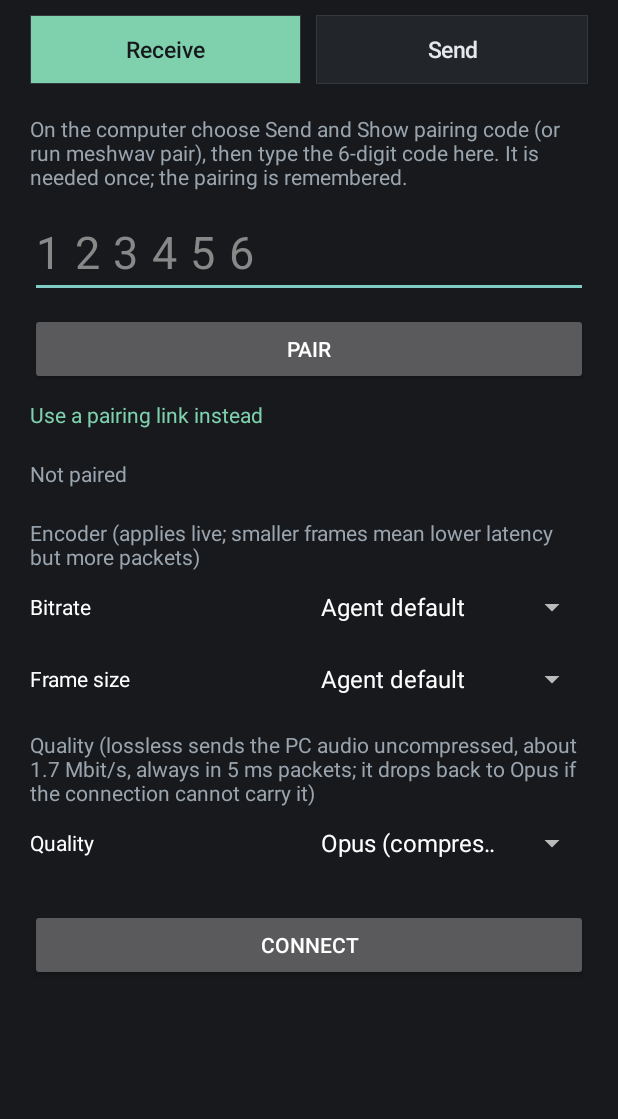
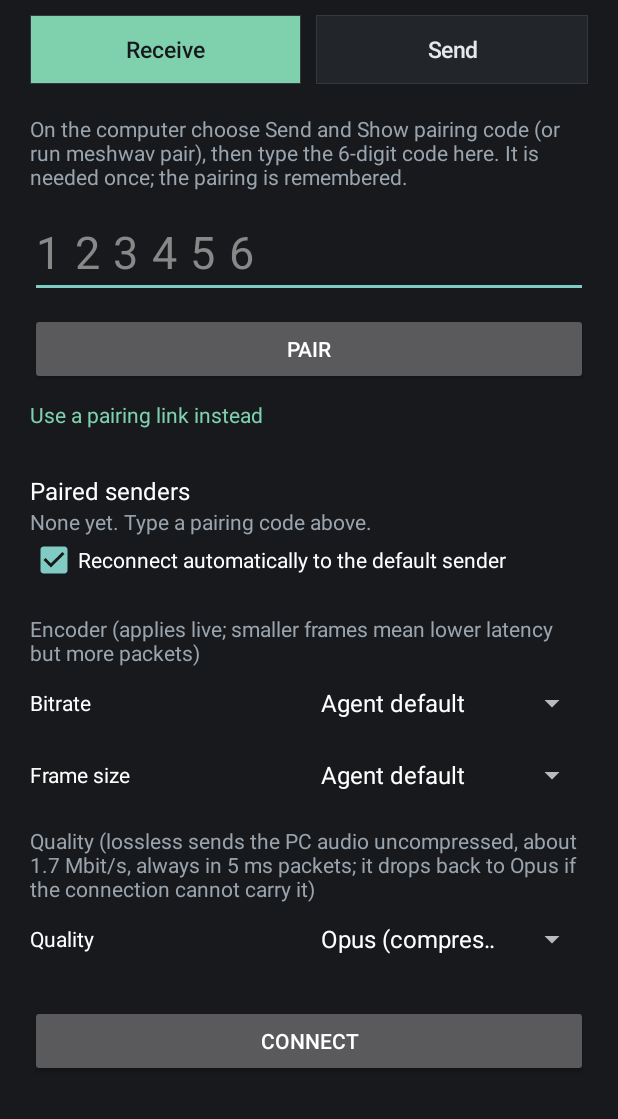
Before and after one commit to tech-house-blr/meshwav, an Android app: the screen it shows after launch (MainActivity), on a phone screen of 412 x 824 dp, the part 117-1236 px from its top. Run offline under Robolectric (Android 15) with nearby library versions, the phone set to English and light mode, and no system bars.

Commit message:
feat(android): several paired senders, default sender, reconnect-automatically setting

```diff
--- a/apps/android/app/build.gradle.kts
+++ b/apps/android/app/build.gradle.kts
@@ -10,8 +10,8 @@ android {
         applicationId = "com.techhouseblr.meshwav"
         minSdk = 28 // ChaCha20-Poly1305 in javax.crypto
         targetSdk = 34
-        versionCode = 9
-        versionName = "0.7.0"
+        versionCode = 10
+        versionName = "0.7.1"
     }
     buildTypes {
         release {
--- a/apps/android/app/src/main/java/com/techhouseblr/meshwav/MainActivity.kt
+++ b/apps/android/app/src/main/java/com/techhouseblr/meshwav/MainActivity.kt
@@ -32,7 +32,8 @@ class MainActivity : Activity() {
     private val ui = Handler(Looper.getMainLooper())
 
     private lateinit var store: PairingStore
-    private lateinit var pairedInfo: TextView
+    private lateinit var sendersBox: LinearLayout
+    private var sendersShown = ""
     private lateinit var quality: LinearLayout
 
     /** What the agent prints when pairing: host, port, its public key and the one-time code. */
@@ -91,9 +92,15 @@ class MainActivity : Activity() {
             setOnClickListener { pairing.visibility = if (pairing.visibility == View.GONE) View.VISIBLE else View.GONE }
         })
         root.addView(pairing)
-        pairedInfo = TextView(this).apply { setTextColor(Color.parseColor("#9aa4ae")); setPadding(0, pad / 2, 0, 0); setOnLongClickListener { store.forget(); true } }
-        root.addView(pairedInfo)
         val prefs = getSharedPreferences("mw", MODE_PRIVATE)
+        root.addView(TextView(this).apply { text = "Paired senders"; setTextColor(Color.WHITE); textSize = 16f; setPadding(0, pad, 0, 0) })
+        sendersBox = LinearLayout(this).apply { orientation = LinearLayout.VERTICAL }
+        root.addView(sendersBox)
+        root.addView(android.widget.CheckBox(this).apply {
+            text = "Reconnect automatically to the default sender"
+            setTextColor(Color.WHITE); isChecked = prefs.getBoolean("auto", true)
+            setOnCheckedChangeListener { _, on -> prefs.edit().putBoolean("auto", on).apply() }
+        })
         Controls.desiredKbps = prefs.getInt("kbps", 0).takeIf { it in Controls.kbpsChoices.toList() } ?: 0
         Controls.desiredFrameMs = prefs.getInt("frame_ms", 0).takeIf { it in Controls.frameChoices.toList() } ?: 0
         root.addView(TextView(this).apply { text = "Encoder (applies live; smaller frames mean lower latency but more packets)"; setTextColor(Color.parseColor("#9aa4ae")); setPadding(0, pad, 0, 0) })
@@ -153,13 +160,13 @@ class MainActivity : Activity() {
 
     /** Stay connected to the paired sender so it shows this phone as online without tapping Connect. */
     private fun autoConnect() {
-        if (PlaybackService.running || !getSharedPreferences("mw", MODE_PRIVATE).getBoolean("auto", true)) return
+        if (PlaybackService.running || PlaybackService.userStopped || invites != null) return
+        if (!getSharedPreferences("mw", MODE_PRIVATE).getBoolean("auto", true)) return
         val p = store.paired() ?: return
         startReceiving(p.host, p.port, p.agentPublic.joinToString("") { "%02x".format(it) }, null)
     }
 
     private fun startReceiving(host: String, port: Int, pkHex: String, code: String?) {
-        getSharedPreferences("mw", MODE_PRIVATE).edit().putBoolean("auto", true).apply()
         val svc = Intent(this, PlaybackService::class.java).putExtra("host", host).putExtra("port", port).putExtra("pk", pkHex)
         if (code != null) svc.putExtra("code", code)
         startForegroundService(svc)
@@ -172,6 +179,7 @@ class MainActivity : Activity() {
         if (!Handshake.validCode(code)) { status.text = "The pairing code is 6 digits."; return }
         val l = InviteListener()
         invites = l
+        if (PlaybackService.running) startService(Intent(this, PlaybackService::class.java).setAction(PlaybackService.ACTION_STOP))
         pairBtn.text = "Cancel"
         status.text = "Looking for a sender showing this code. Open pairing on the computer now (waits about a minute)."
         Thread {
@@ -179,6 +187,7 @@ class MainActivity : Activity() {
             runOnUiThread {
                 if (invites !== l) return@runOnUiThread // cancelled
                 invites = null
+                PlaybackService.userStopped = false
                 pairBtn.text = "Pair"
                 r.onFailure { status.text = it.message }.onSuccess { sender ->
                     if (sender == null) {
@@ -251,11 +260,42 @@ class MainActivity : Activity() {
             "trimmed $trimmed  underruns $underruns  resyncs $resyncs  reconnects $reconnects"
     }
 
+    /** One row per paired sender: connect, make it the automatic one, or forget it. Rebuilt only when the list changes. */
+    private fun showSenders() {
+        val list = store.all()
+        val def = store.defaultKey()
+        val sig = list.joinToString(";") { "${it.keyHex}${it.host}${it.port}" } + def
+        if (sig == sendersShown) return
+        sendersShown = sig
+        sendersBox.removeAllViews()
+        val dp = resources.displayMetrics.density
+        if (list.isEmpty()) {
+            sendersBox.addView(TextView(this).apply { text = "None yet. Type a pairing code above."; setTextColor(Color.parseColor("#9aa4ae")) })
+            return
+        }
+        for (p in list) {
+            sendersBox.addView(TextView(this).apply {
+                text = "${p.host}  (key ${p.keyHex.take(8)}…)" + if (p.keyHex == def) "  - default" else ""
+                setTextColor(Color.WHITE); setPadding(0, (8 * dp).toInt(), 0, 0)
+            })
+            val row = LinearLayout(this).apply { orientation = LinearLayout.HORIZONTAL }
+            fun btn(t: String, on: () -> Unit) = Button(this).apply { text = t; isAllCaps = false; setOnClickListener { on() } }
+                .also { row.addView(it, LinearLayout.LayoutParams(0, -2, 1f)) }
+            btn("Connect") { startReceiving(p.host, p.port, p.keyHex, null) }
+            if (p.keyHex != def) btn("Make default") { store.setDefault(p.keyHex) }
+            btn("Forget") {
+                store.remove(p.keyHex)
+                if (PlaybackService.running) startService(Intent(this, PlaybackService::class.java).setAction(PlaybackService.ACTION_STOP))
+            }
+            sendersBox.addView(row)
+        }
+    }
+
     private fun tick() {
         val wantIdx = Controls.desiredCodec - 1
         if (quality.getChildAt(1).let { (it as Spinner).selectedItemPosition } != wantIdx) (quality.getChildAt(1) as Spinner).setSelection(wantIdx, false)
         button.text = if (PlaybackService.running) "Disconnect" else "Connect"
-        pairedInfo.text = store.paired()?.let { "Paired with ${it.host}:${it.port}  (agent key ${it.agentPublic.take(6).joinToString("") { b -> "%02x".format(b) }}…)  long-press to forget" } ?: "Not paired"
+        showSenders()
         if (PlaybackService.running || Stats.state.contains("error", ignoreCase = true)) status.text = statsText()
         ui.postDelayed(::tick, 500)
     }
--- a/apps/android/app/src/main/java/com/techhouseblr/meshwav/Pairing.kt
+++ b/apps/android/app/src/main/java/com/techhouseblr/meshwav/Pairing.kt
@@ -102,17 +102,61 @@ class PairingStore(context: Context) {
         return k
     }
 
-    data class Paired(val host: String, val port: Int, val agentPublic: ByteArray)
-
-    fun paired(): Paired? {
-        val host = prefs.getString("host", null) ?: return null
-        val pk = prefs.getString("agent_pk", null)?.takeIf { it.length == 64 } ?: return null
-        return Paired(host, prefs.getInt("port", 47900), unhex(pk))
+    data class Paired(val host: String, val port: Int, val agentPublic: ByteArray) {
+        val keyHex: String get() = agentPublic.joinToString("") { "%02x".format(it) }
     }
 
-    fun savePaired(host: String, port: Int, agentPublic: ByteArray) {
-        prefs.edit().putString("host", host).putInt("port", port).putString("agent_pk", hex(agentPublic)).apply()
+    /** Every paired sender, keyed by its public key. Stored one per line as `key|host|port`. */
+    fun all(): List<Paired> {
+        migrate()
+        return (prefs.getString("senders", "") ?: "").lines().mapNotNull { l ->
+            val f = l.split("|")
+            if (f.size != 3 || f[0].length != 64) return@mapNotNull null
+            Paired(f[1], f[2].toIntOrNull() ?: 47900, unhex(f[0]))
+        }
     }
 
-    fun forget() { prefs.edit().remove("host").remove("port").remove("agent_pk").apply() }
+    /** The sender that auto-connect uses: the chosen default, else the first one. */
+    fun paired(): Paired? {
+        val list = all()
+        val d = prefs.getString("default", null)
+        return list.firstOrNull { it.keyHex == d } ?: list.firstOrNull()
+    }
+
+    fun defaultKey(): String? = paired()?.keyHex
+
+    fun setDefault(keyHex: String) { prefs.edit().putString("default", keyHex).apply() }
+
+    /** Adds the sender, or updates its address if its key is already known. The first one becomes the default. */
+    fun savePaired(host: String, port: Int, agentPublic: ByteArray, makeDefault: Boolean = false) {
+        val list = all().filter { !it.agentPublic.contentEquals(agentPublic) }.toMutableList()
+        val keep = all().firstOrNull { it.agentPublic.contentEquals(agentPublic) }
+        list.add(Paired(host, port, agentPublic))
+        val first = keep == null && all().isEmpty()
+        write(list)
+        if (makeDefault || first) setDefault(hex(agentPublic))
+    }
+
+    fun remove(keyHex: String) {
+        val wasDefault = defaultKey() == keyHex
+        write(all().filter { it.keyHex != keyHex })
+        if (wasDefault) prefs.edit().remove("default").apply()
+    }
+
+    fun forget() { prefs.edit().remove("senders").remove("default").remove("host").remove("port").remove("agent_pk").apply() }
+
+    private fun write(list: List<Paired>) {
+        prefs.edit().putString("senders", list.joinToString("\n") { "${it.keyHex}|${it.host}|${it.port}" }).apply()
+    }
+
+    /** Older versions kept a single sender under host / port / agent_pk. */
+    private fun migrate() {
+        val host = prefs.getString("host", null) ?: return
+        val pk = prefs.getString("agent_pk", null)?.takeIf { it.length == 64 }
+        val e = prefs.edit().remove("host").remove("port").remove("agent_pk")
+        if (pk != null && (prefs.getString("senders", "") ?: "").isEmpty()) {
+            e.putString("senders", "$pk|$host|${prefs.getInt("port", 47900)}").putString("default", pk)
+        }
+        e.apply()
+    }
 }
```
Also changed, not shown: apps/android/app/src/main/java/com/techhouseblr/meshwav/PlaybackService.kt (+5 -2 lines), 1 other file.
